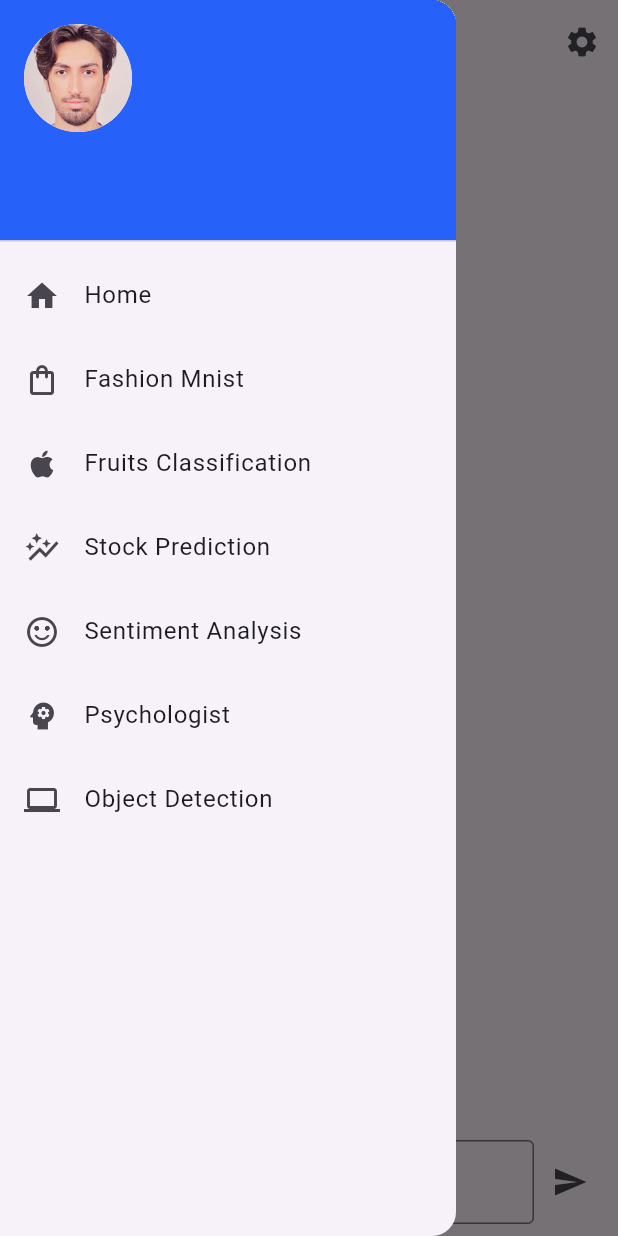
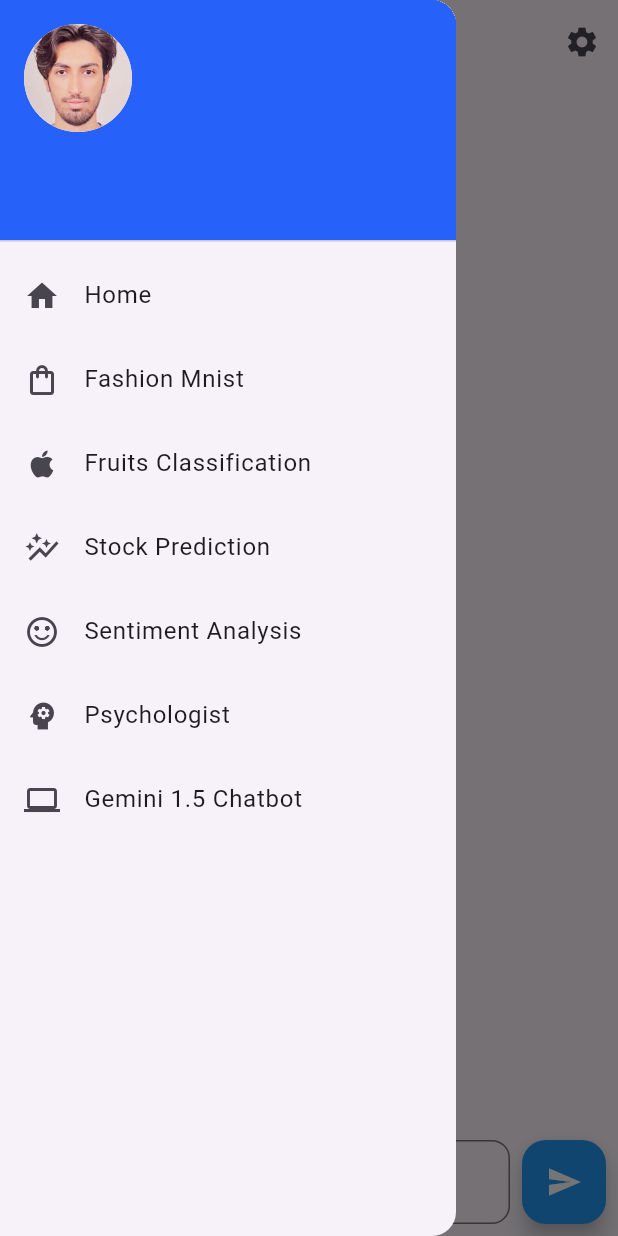
Before and after one commit to JsFn99/AiApp, a Flutter app: the GeminiChat screen opened by its route, with the side drawer open, on a phone screen of 412 x 824 dp. Run offline on Flutter 3.47's test engine with Material 3 defaults, Android fonts, the phone set to English and light mode, and no system bars; our stand-ins replace camera, firebase_auth, firebase_core, flutter_gemini, flutter_markdown, image_picker; missing offline and left inert: tflite_flutter; accounts and stored records are empty.

Commit message:
gemini ui fix and parameter bar redesigned

```diff
--- a/lib/Screens/models/chat/chat.dart
+++ b/lib/Screens/models/chat/chat.dart
@@ -281,5 +281,4 @@
       }
     });
   }
-
 }
--- a/lib/Screens/models/chat/gemini_chat.dart
+++ b/lib/Screens/models/chat/gemini_chat.dart
@@ -1,6 +1,6 @@
 import 'package:flutter/material.dart';
-import 'dart:io';
 import 'package:flutter_gemini/flutter_gemini.dart';
+import 'package:flutter_markdown/flutter_markdown.dart';
 import '../../../components/sidebar.dart';
 
 class GeminiChat extends StatefulWidget {
@@ -12,14 +12,15 @@
 
 class _GeminiChatState extends State<GeminiChat> {
   final TextEditingController _controller = TextEditingController();
+  final GlobalKey<ScaffoldState> _scaffoldKey = GlobalKey<ScaffoldState>();
+  final ScrollController _scrollController = ScrollController();
+
   List<Map<String, String>> messages = [];
 
-  double temperature = 0.75;
+  double temperature = 0.25;
   double topP = 0.9;
-  double topK = 40.0; // Changed to double
+  double topK = 40.0;
   int maxOutputTokens = 512;
-
-  final GlobalKey<ScaffoldState> _scaffoldKey = GlobalKey<ScaffoldState>();
 
   @override
   void initState() {
@@ -28,9 +29,10 @@
   }
 
   Future<void> _initializeGemini() async {
-    var apiKey = Platform.environment['GEMINI_API_KEY'];
+    // var apiKey = environment.get('GEMINI_API_KEY');
+    var apiKey = 'AIzaSyCKpaedXWlht53mo2EHcu-GBWY7Ym9Z1R8';
     try {
-      await Gemini.init(apiKey: apiKey ?? '');
+      await Gemini.init(apiKey: apiKey);
     } catch (e) {
       print('Failed to initialize Gemini: $e');
     }
@@ -42,6 +44,7 @@
     setState(() {
       messages.add({'role': 'user', 'content': prompt});
     });
+    _scrollToBottom();
 
     try {
       final response = await Gemini.instance.chat(
@@ -65,6 +68,17 @@
         messages.add({'role': 'assistant', 'content': 'An error occurred while generating a response.'});
       });
     }
+    _scrollToBottom();
+  }
+
+  void _scrollToBottom() {
+    WidgetsBinding.instance.addPostFrameCallback((_) {
+      _scrollController.animateTo(
+        _scrollController.position.maxScrollExtent,
+        duration: const Duration(milliseconds: 300),
+        curve: Curves.easeOut,
+      );
+    });
   }
 
   @override
@@ -83,101 +97,36 @@
           ),
         ],
       ),
-      drawer: const Sidebar(), // Original sidebar remains here
-      endDrawer: Drawer( // New right-side drawer for parameters
+      drawer: const Sidebar(),
+      endDrawer: Drawer(
         child: ListView(
           padding: EdgeInsets.zero,
           children: [
-            // space
-            const SizedBox(height: 200),
-            Padding(
-              padding: const EdgeInsets.symmetric(vertical: 16.0, horizontal: 16.0),
-              child: Column(
-                crossAxisAlignment: CrossAxisAlignment.start,
-                children: [
-                  const Text('Temperature', style: TextStyle(fontWeight: FontWeight.bold)),
-                  Text(temperature.toStringAsFixed(2)),
-                  Slider(
-                    value: temperature,
-                    min: 0.0,
-                    max: 1.0,
-                    divisions: 10,
-                    label: temperature.toStringAsFixed(2),
-                    onChanged: (value) {
-                      setState(() {
-                        temperature = value;
-                      });
-                    },
-                  ),
-                ],
+            const DrawerHeader(
+              decoration: BoxDecoration(
+                color: Color(0xFF2661FA),
+              ),
+              child: Text(
+                'Parameters',
+                style: TextStyle(
+                  color: Colors.white,
+                  fontSize: 24,
+                ),
+                textAlign: TextAlign.center,
               ),
             ),
-            Padding(
-              padding: const EdgeInsets.symmetric(vertical: 16.0, horizontal: 16.0),
-              child: Column(
-                crossAxisAlignment: CrossAxisAlignment.start,
-                children: [
-                  const Text('Top P', style: TextStyle(fontWeight: FontWeight.bold)),
-                  Text(topP.toStringAsFixed(2)),
-                  Slider(
-                    value: topP,
-                    min: 0.0,
-                    max: 1.0,
-                    divisions: 10,
-                    label: topP.toStringAsFixed(2),
-                    onChanged: (value) {
-                      setState(() {
-                        topP = value;
-                      });
-                    },
-                  ),
-                ],
-              ),
-            ),
-            Padding(
-              padding: const EdgeInsets.symmetric(vertical: 16.0, horizontal: 16.0),
-              child: Column(
-                crossAxisAlignment: CrossAxisAlignment.start,
-                children: [
-                  const Text('Top K', style: TextStyle(fontWeight: FontWeight.bold)),
-                  Text(topK.toStringAsFixed(2)), // Show as a string with two decimals
-                  Slider(
-                    value: topK,
-                    min: 1.0,
-                    max: 100.0,
-                    divisions: 10,
-                    label: topK.toStringAsFixed(2),
-                    onChanged: (value) {
-                      setState(() {
-                        topK = value; // No need to cast to int
-                      });
-                    },
-                  ),
-                ],
-              ),
-            ),
-            Padding(
-              padding: const EdgeInsets.symmetric(vertical: 16.0, horizontal: 16.0),
-              child: Column(
-                crossAxisAlignment: CrossAxisAlignment.start,
-                children: [
-                  const Text('Max Output Tokens', style: TextStyle(fontWeight: FontWeight.bold)),
-                  Text(maxOutputTokens.toString()),
-                  Slider(
-                    value: maxOutputTokens.toDouble(),
-                    min: 1.0,
-                    max: 2048.0,
-                    divisions: 20,
-                    label: maxOutputTokens.toString(),
-                    onChanged: (value) {
-                      setState(() {
-                        maxOutputTokens = value.toInt();
-                      });
-                    },
-                  ),
-                ],
-              ),
-            ),
+            _buildSlider('Temperature', temperature, 0.0, 1.0, 10, (value) {
+              setState(() => temperature = value);
+            }),
+            _buildSlider('Top P', topP, 0.0, 1.0, 10, (value) {
+              setState(() => topP = value);
+            }),
+            _buildSlider('Top K', topK, 1.0, 100.0, 10, (value) {
+              setState(() => topK = value);
+            }),
+            _buildSlider('Max Output Tokens', maxOutputTokens.toDouble(), 1.0, 2048.0, 20, (value) {
+              setState(() => maxOutputTokens = value.toInt());
+            }),
           ],
         ),
       ),
@@ -185,23 +134,34 @@
         children: [
           Expanded(
             child: ListView.builder(
+              controller: _scrollController,
               itemCount: messages.length,
               itemBuilder: (context, index) {
                 final message = messages[index];
-                return ListTile(
-                  title: Align(
-                    alignment: message['role'] == 'user'
-                        ? Alignment.centerRight
-                        : Alignment.centerLeft,
-                    child: Container(
-                      padding: const EdgeInsets.all(10),
-                      decoration: BoxDecoration(
-                        color: message['role'] == 'user' ? Colors.blue : Colors.grey,
-                        borderRadius: BorderRadius.circular(10),
+                return Align(
+                  alignment: message['role'] == 'user' ? Alignment.centerRight : Alignment.centerLeft,
+                  child: Container(
+                    margin: const EdgeInsets.symmetric(vertical: 5, horizontal: 10),
+                    padding: const EdgeInsets.all(12),
+                    decoration: BoxDecoration(
+                      color: message['role'] == 'user' ? Colors.blue : Colors.black12,
+                      borderRadius: BorderRadius.only(
+                        topLeft: const Radius.circular(12),
+                        topRight: const Radius.circular(12),
+                        bottomLeft: message['role'] == 'user' ? const Radius.circular(12) : Radius.zero,
+                        bottomRight: message['role'] == 'user' ? Radius.zero : const Radius.circular(12),
                       ),
-                      child: Text(
-                        message['content']!,
-                        style: const TextStyle(color: Colors.white),
+                    ),
+                    child: message['role'] == 'user'
+                        ? Text(
+                      message['content']!,
+                      style: const TextStyle(color: Colors.white),
+                    )
+                        : MarkdownBody(
+                      data: message['content']!,
+                      selectable: true,
+                      styleSheet: MarkdownStyleSheet(
+                        p: const TextStyle(color: Colors.black),
                       ),
                     ),
                   ),
@@ -216,18 +176,26 @@
                 Expanded(
                   child: TextField(
                     controller: _controller,
-                    decoration: const InputDecoration(
+                    decoration: InputDecoration(
                       hintText: 'Ask something...',
-                      border: OutlineInputBorder(),
+                      border: OutlineInputBorder(
+                        borderRadius: BorderRadius.circular(12),
+                      ),
                     ),
+                    onSubmitted: (value) {
+                      _sendMessage(value);
+                      _controller.clear();
+                    },
                   ),
                 ),
-                IconButton(
-                  icon: const Icon(Icons.send),
+                const SizedBox(width: 8),
+                FloatingActionButton(
                   onPressed: () {
                     _sendMessage(_controller.text);
                     _controller.clear();
                   },
+                  child: const Icon(Icons.send, color: Colors.white),
+                  backgroundColor: Colors.blue,
                 ),
               ],
             ),
@@ -236,4 +204,26 @@
       ),
     );
   }
+
+  Widget _buildSlider(String title, double value, double min, double max, int divisions, ValueChanged<double> onChanged) {
+    return Padding(
+      padding: const EdgeInsets.symmetric(vertical: 16.0, horizontal: 16.0),
+      child: Column(
+        crossAxisAlignment: CrossAxisAlignment.start,
+        children: [
+          Text(title, style: const TextStyle(fontWeight: FontWeight.bold)),
+          Text(value.toStringAsFixed(2)),
+          Slider(
+            value: value,
+            min: min,
+            max: max,
+            divisions: divisions,
+            label: value.toStringAsFixed(2),
+            onChanged: onChanged,
+            activeColor: Colors.blue,
+          ),
+        ],
+      ),
+    );
+  }
 }
--- a/lib/components/sidebar.dart
+++ b/lib/components/sidebar.dart
@@ -91,7 +91,7 @@
           ),
           ListTile(
             leading: const Icon(Icons.computer),
-            title: const Text('Object Detection'),
+            title: const Text('Gemini 1.5 Chatbot'),
             onTap: () {
               if (ModalRoute.of(context)?.settings.name != '/gemini') {
                 Navigator.pushReplacementNamed(context, '/gemini');
```
